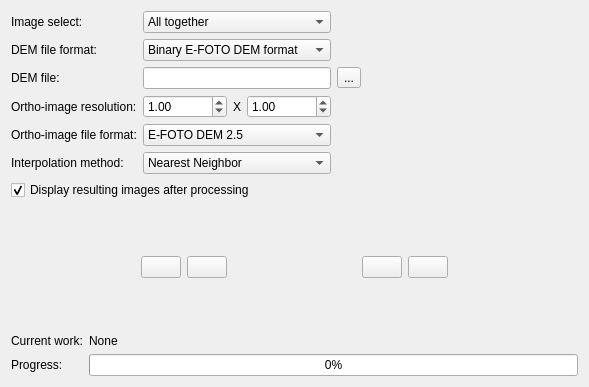
Before: the Qt Designer form EDU/trunk/qt/interface/OrthoForm.ui in e-foto/e-foto, drawn with Qt 5.
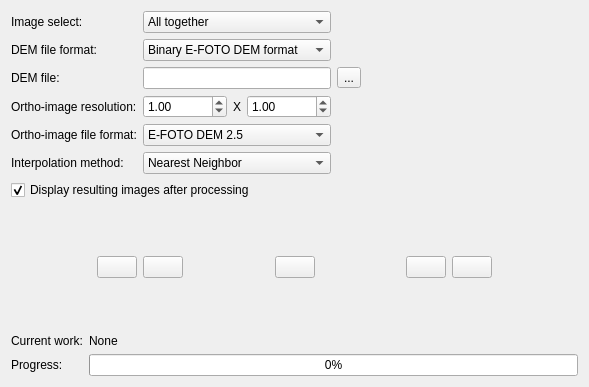
After: the same form once the commit is applied. Icons and pictures are not drawn.

Diff of the .ui file:
```diff
--- a/EDU/trunk/qt/interface/OrthoForm.ui
+++ b/EDU/trunk/qt/interface/OrthoForm.ui
@@ -354,6 +354,39 @@
        </property>
       </spacer>
      </item>
+     <item>
+      <widget class="QPushButton" name="orthoQualityButton">
+       <property name="toolTip">
+        <string>Open Ortho-image Quality Tool</string>
+       </property>
+       <property name="text">
+        <string/>
+       </property>
+       <property name="icon">
+        <iconset resource="../resource/resource.qrc">
+         <normaloff>:/icon/markIcon.png</normaloff>:/icon/markIcon.png</iconset>
+       </property>
+       <property name="iconSize">
+        <size>
+         <width>30</width>
+         <height>30</height>
+        </size>
+       </property>
+      </widget>
+     </item>
+     <item>
+      <spacer name="horizontalSpacer_10">
+       <property name="orientation">
+        <enum>Qt::Horizontal</enum>
+       </property>
+       <property name="sizeHint" stdset="0">
+        <size>
+         <width>40</width>
+         <height>20</height>
+        </size>
+       </property>
+      </spacer>
+     </item>
      <item>
       <widget class="QPushButton" name="abortButton">
        <property name="toolTip">
```
